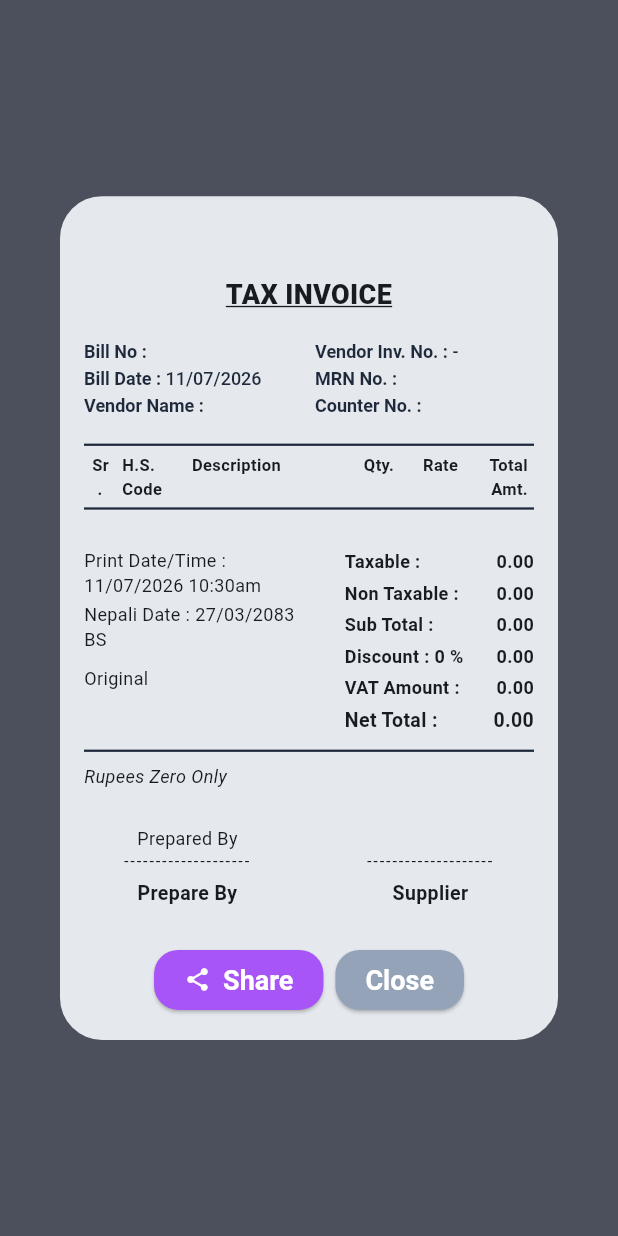
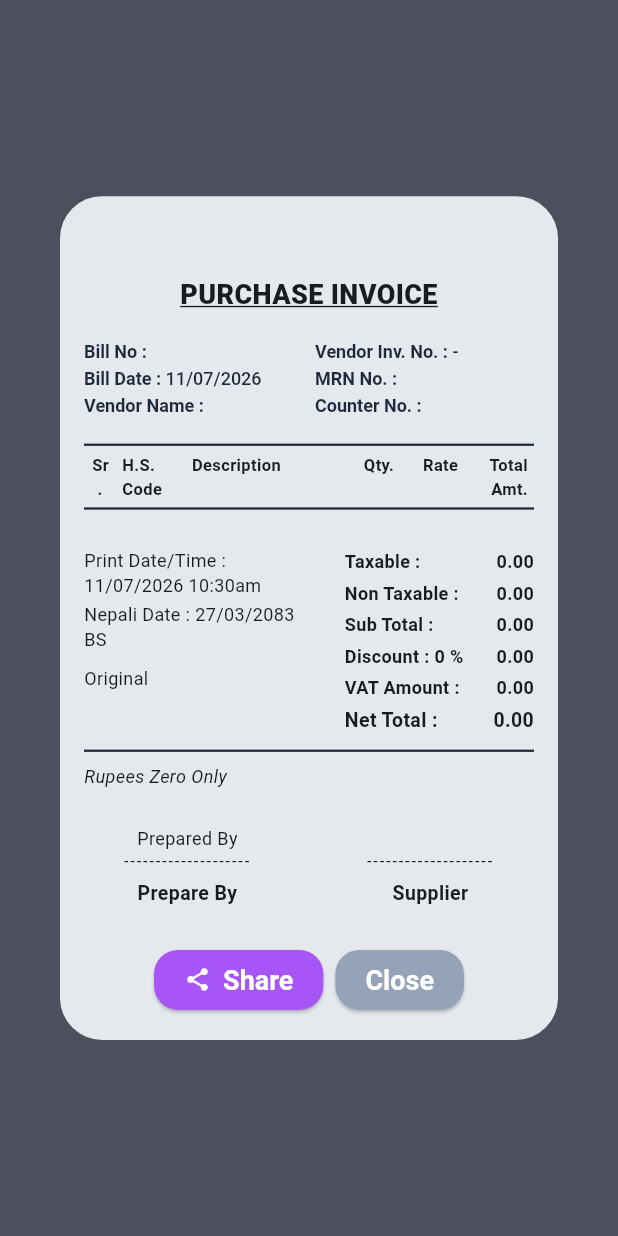
Before and after one commit to rahulchaudhary2002/acc_pos, a Flutter app: what showPurchaseInvoicePreview() shows on an empty page, opened directly with empty values, on a phone screen of 412 x 824 dp. Run offline on Flutter 3.47's test engine with Material 3 defaults, Android fonts, the phone set to English and light mode, and no system bars; our stand-ins replace dio, equatable, fl_chart, flutter_secure_storage, flutter_tts, pdf and 2 more; missing offline and left inert: nepali_utils; accounts and stored records are empty; network calls fail.

Commit message:
chore: update purchase invoice

```diff
--- a/lib/features/pos/utils/invoice_pdf.dart
+++ b/lib/features/pos/utils/invoice_pdf.dart
@@ -26,6 +26,7 @@ Future<Uint8List> buildInvoicePdfBytes({
   required double total,
   required String preparedBy,
   required String signatureRightLabel,
+  String title = 'TAX INVOICE',
 }) async {
   final doc = pw.Document();
   final border = PdfColors.grey900;
@@ -46,7 +47,7 @@ Future<Uint8List> buildInvoicePdfBytes({
         pw.SizedBox(height: 10),
         pw.Center(
           child: pw.Text(
-            'TAX INVOICE',
+            title,
             style: pw.TextStyle(fontSize: 14, fontWeight: pw.FontWeight.bold, decoration: pw.TextDecoration.underline),
           ),
         ),
--- a/lib/features/pos/widgets/invoice_document.dart
+++ b/lib/features/pos/widgets/invoice_document.dart
@@ -49,6 +49,7 @@ class TaxInvoiceDocument extends StatelessWidget {
   final String preparedBy;
   final String signatureRightLabel;
   final List<Widget> actions;
+  final String title;
 
   const TaxInvoiceDocument({
     super.key,
@@ -68,6 +69,7 @@ class TaxInvoiceDocument extends StatelessWidget {
     required this.preparedBy,
     required this.signatureRightLabel,
     required this.actions,
+    this.title = 'TAX INVOICE',
   });
 
   @override
@@ -87,10 +89,10 @@ class TaxInvoiceDocument extends StatelessWidget {
           ],
         ),
         const SizedBox(height: AppSpacing.card),
-        const Text(
-          'TAX INVOICE',
+        Text(
+          title,
           textAlign: TextAlign.center,
-          style: TextStyle(fontSize: 18, fontWeight: FontWeight.w800, decoration: TextDecoration.underline),
+          style: const TextStyle(fontSize: 18, fontWeight: FontWeight.w800, decoration: TextDecoration.underline),
         ),
         const SizedBox(height: AppSpacing.card),
         for (final row in metaRows) _metaRowPair(row),
--- a/lib/features/pos/widgets/purchase_invoice_preview_dialog.dart
+++ b/lib/features/pos/widgets/purchase_invoice_preview_dialog.dart
@@ -71,6 +71,7 @@ Future<void> showPurchaseInvoicePreview(
         total: subtotal + tax,
         preparedBy: preparedBy ?? '',
         signatureRightLabel: 'Supplier',
+        title: 'PURCHASE INVOICE',
       );
 
   return showTaxInvoiceDialog(
@@ -91,6 +92,7 @@ Future<void> showPurchaseInvoicePreview(
       total: subtotal + tax,
       preparedBy: preparedBy ?? '',
       signatureRightLabel: 'Supplier',
+      title: 'PURCHASE INVOICE',
       actions: [
         ElevatedButton.icon(
           onPressed: () async => Printing.sharePdf(bytes: await buildPdf(), filename: 'Purchase-${result.billNo ?? result.documentNo}.pdf'),
```
